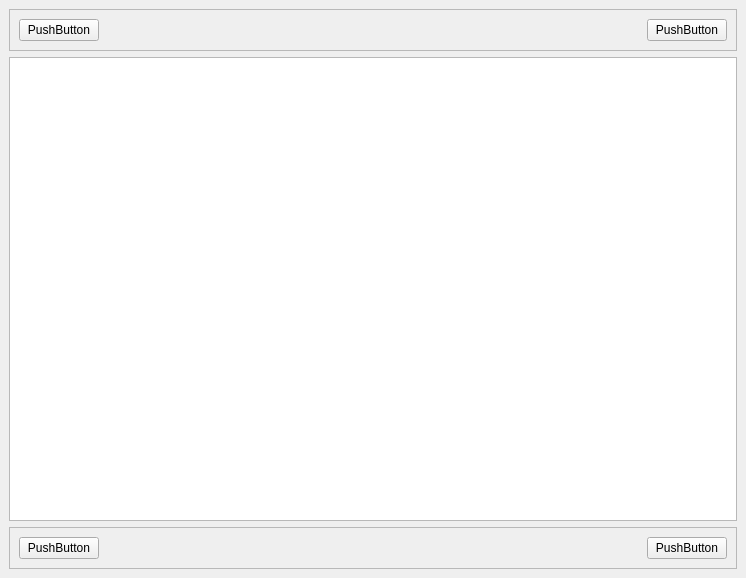
This is src/views/novel/pages/content/content.ui in ddmoyu/ddmy as Qt 5 draws it before an edit. The edited form follows.
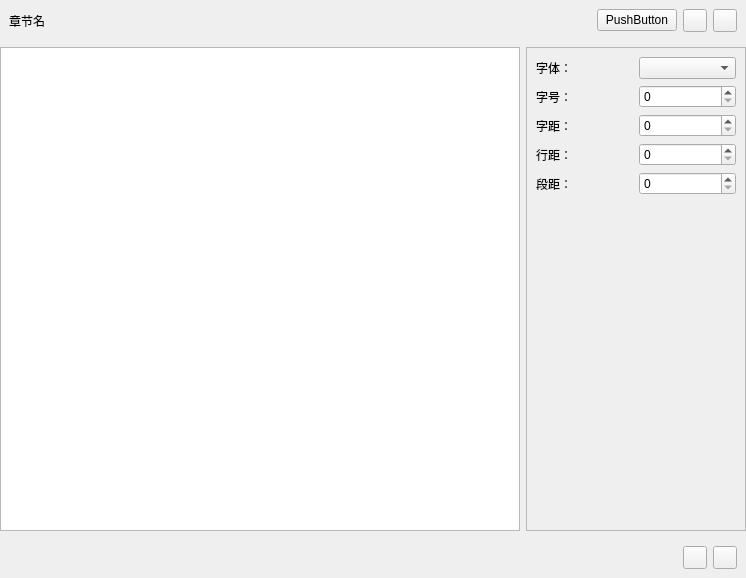
This is the edited form. Custom widgets are drawn as their Qt base class.

```diff
--- a/src/views/novel/pages/content/content.ui
+++ b/src/views/novel/pages/content/content.ui
@@ -32,22 +32,30 @@
    <item row="0" column="0">
     <widget class="QWidget" name="widget" native="true">
      <layout class="QGridLayout" name="gridLayout_2">
-      <item row="0" column="0">
-       <widget class="QFrame" name="frame">
+      <property name="leftMargin">
+       <number>0</number>
+      </property>
+      <property name="topMargin">
+       <number>0</number>
+      </property>
+      <property name="rightMargin">
+       <number>0</number>
+      </property>
+      <property name="bottomMargin">
+       <number>0</number>
+      </property>
+      <item row="1" column="0">
+       <widget class="TextBrowser" name="textBrowser"/>
+      </item>
+      <item row="0" column="0" colspan="2">
+       <widget class="QFrame" name="frame_top">
         <property name="frameShape">
-         <enum>QFrame::Shape::StyledPanel</enum>
+         <enum>QFrame::Shape::NoFrame</enum>
         </property>
         <property name="frameShadow">
-         <enum>QFrame::Shadow::Raised</enum>
+         <enum>QFrame::Shadow::Plain</enum>
         </property>
         <layout class="QGridLayout" name="gridLayout_4">
-         <item row="0" column="2">
-          <widget class="QPushButton" name="pushButton_3">
-           <property name="text">
-            <string>PushButton</string>
-           </property>
-          </widget>
-         </item>
          <item row="0" column="1">
           <spacer name="horizontalSpacer_2">
            <property name="orientation">
@@ -61,26 +69,44 @@
            </property>
           </spacer>
          </item>
-         <item row="0" column="0">
-          <widget class="QPushButton" name="pushButton_4">
+         <item row="0" column="2">
+          <widget class="QPushButton" name="pushButton_3">
            <property name="text">
             <string>PushButton</string>
            </property>
           </widget>
          </item>
+         <item row="0" column="3">
+          <widget class="TransparentToolButton" name="btn_view">
+           <property name="text">
+            <string/>
+           </property>
+          </widget>
+         </item>
+         <item row="0" column="0">
+          <widget class="BodyLabel" name="lb_chapter">
+           <property name="text">
+            <string>章节名</string>
+           </property>
+          </widget>
+         </item>
+         <item row="0" column="4">
+          <widget class="TransparentToolButton" name="btn_style">
+           <property name="text">
+            <string/>
+           </property>
+          </widget>
+         </item>
         </layout>
        </widget>
       </item>
-      <item row="1" column="0">
-       <widget class="TextBrowser" name="textBrowser"/>
-      </item>
-      <item row="2" column="0">
-       <widget class="QFrame" name="frame_2">
+      <item row="2" column="0" colspan="2">
+       <widget class="QFrame" name="frame_footer">
         <property name="frameShape">
-         <enum>QFrame::Shape::StyledPanel</enum>
+         <enum>QFrame::Shape::NoFrame</enum>
         </property>
         <property name="frameShadow">
-         <enum>QFrame::Shadow::Raised</enum>
+         <enum>QFrame::Shadow::Plain</enum>
         </property>
         <layout class="QGridLayout" name="gridLayout_3">
          <item row="0" column="1">
@@ -96,20 +122,101 @@
            </property>
           </spacer>
          </item>
+         <item row="0" column="3">
+          <widget class="TransparentToolButton" name="btn_next_chapter">
+           <property name="text">
+            <string/>
+           </property>
+          </widget>
+         </item>
          <item row="0" column="2">
-          <widget class="QPushButton" name="pushButton">
+          <widget class="TransparentToolButton" name="btn_prev_chapter">
            <property name="text">
-            <string>PushButton</string>
+            <string/>
+           </property>
+          </widget>
+         </item>
+        </layout>
+       </widget>
+      </item>
+      <item row="1" column="1">
+       <widget class="QFrame" name="wgt_style">
+        <property name="minimumSize">
+         <size>
+          <width>220</width>
+          <height>0</height>
+         </size>
+        </property>
+        <property name="frameShape">
+         <enum>QFrame::Shape::StyledPanel</enum>
+        </property>
+        <property name="frameShadow">
+         <enum>QFrame::Shadow::Raised</enum>
+        </property>
+        <layout class="QGridLayout" name="gridLayout_5">
+         <item row="1" column="1">
+          <widget class="CompactSpinBox" name="spb_font_size"/>
+         </item>
+         <item row="2" column="1">
+          <widget class="CompactSpinBox" name="spb_font_spacing"/>
+         </item>
+         <item row="3" column="1">
+          <widget class="CompactSpinBox" name="spb_row_spacing"/>
+         </item>
+         <item row="4" column="0">
+          <widget class="BodyLabel" name="label_4">
+           <property name="text">
+            <string>段距：</string>
+           </property>
+          </widget>
+         </item>
+         <item row="5" column="1">
+          <spacer name="verticalSpacer">
+           <property name="orientation">
+            <enum>Qt::Orientation::Vertical</enum>
+           </property>
+           <property name="sizeHint" stdset="0">
+            <size>
+             <width>20</width>
+             <height>40</height>
+            </size>
+           </property>
+          </spacer>
+         </item>
+         <item row="4" column="1">
+          <widget class="CompactSpinBox" name="spb_segment_spacing"/>
+         </item>
+         <item row="2" column="0">
+          <widget class="BodyLabel" name="label_2">
+           <property name="text">
+            <string>字距：</string>
+           </property>
+          </widget>
+         </item>
+         <item row="3" column="0">
+          <widget class="BodyLabel" name="label_3">
+           <property name="text">
+            <string>行距：</string>
+           </property>
+          </widget>
+         </item>
+         <item row="1" column="0">
+          <widget class="BodyLabel" name="label">
+           <property name="text">
+            <string>字号：</string>
            </property>
           </widget>
          </item>
          <item row="0" column="0">
-          <widget class="QPushButton" name="pushButton_2">
+          <widget class="BodyLabel" name="label_5">
            <property name="text">
-            <string>PushButton</string>
+            <string>字体：</string>
            </property>
           </widget>
          </item>
+         <item row="0" column="1">
+          <widget class="ComboBox" name="cbb_font_family"/>
+         </item>
         </layout>
        </widget>
       </item>
@@ -124,6 +231,26 @@
    <extends>QTextBrowser</extends>
    <header>qfluentwidgets</header>
   </customwidget>
+  <customwidget>
+   <class>TransparentToolButton</class>
+   <extends>QToolButton</extends>
+   <header>qfluentwidgets</header>
+  </customwidget>
+  <customwidget>
+   <class>ComboBox</class>
+   <extends>QComboBox</extends>
+   <header>qfluentwidgets</header>
+  </customwidget>
+  <customwidget>
+   <class>BodyLabel</class>
+   <extends>QLabel</extends>
+   <header>qfluentwidgets</header>
+  </customwidget>
+  <customwidget>
+   <class>CompactSpinBox</class>
+   <extends>QSpinBox</extends>
+   <header>qfluentwidgets</header>
+  </customwidget>
  </customwidgets>
  <resources/>
  <connections/>
```
